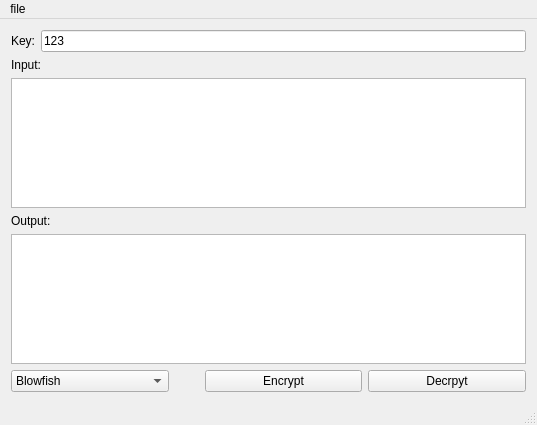
The window that ui/mainwindow.ui (orzzzzzzzzzzzz/fileSecrecySystem) describes before a commit, drawn with Qt 5.
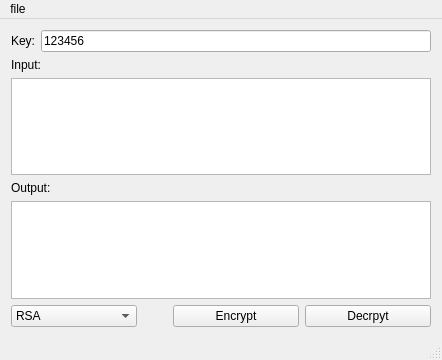
The same window after the commit. Icons and pictures are not drawn.

Patch:
```diff
--- a/ui/mainwindow.ui
+++ b/ui/mainwindow.ui
@@ -6,8 +6,8 @@
    <rect>
     <x>0</x>
     <y>0</y>
-    <width>537</width>
-    <height>425</height>
+    <width>442</width>
+    <height>360</height>
    </rect>
   </property>
   <property name="windowTitle">
@@ -31,7 +31,7 @@
       <item>
        <widget class="QLineEdit" name="keyEdit">
         <property name="text">
-         <string>123</string>
+         <string>123456</string>
         </property>
        </widget>
       </item>
@@ -63,7 +63,7 @@
        <widget class="QComboBox" name="encryptionMethod">
         <item>
          <property name="text">
-          <string>Blowfish</string>
+          <string>RSA</string>
          </property>
         </item>
         <item>
@@ -140,7 +140,7 @@
     <rect>
      <x>0</x>
      <y>0</y>
-     <width>537</width>
+     <width>442</width>
      <height>22</height>
     </rect>
    </property>
```
Left out of the diff: 12 changed lines with no effect on the pictures.
